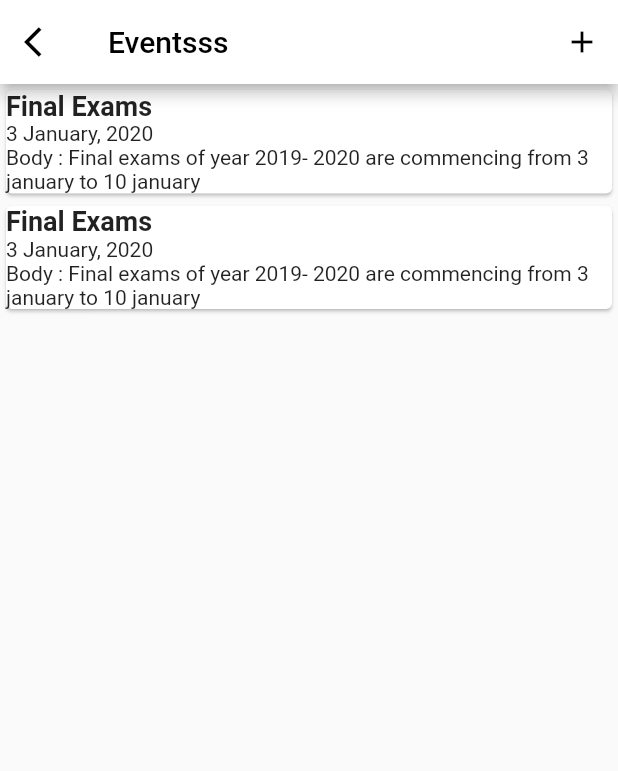
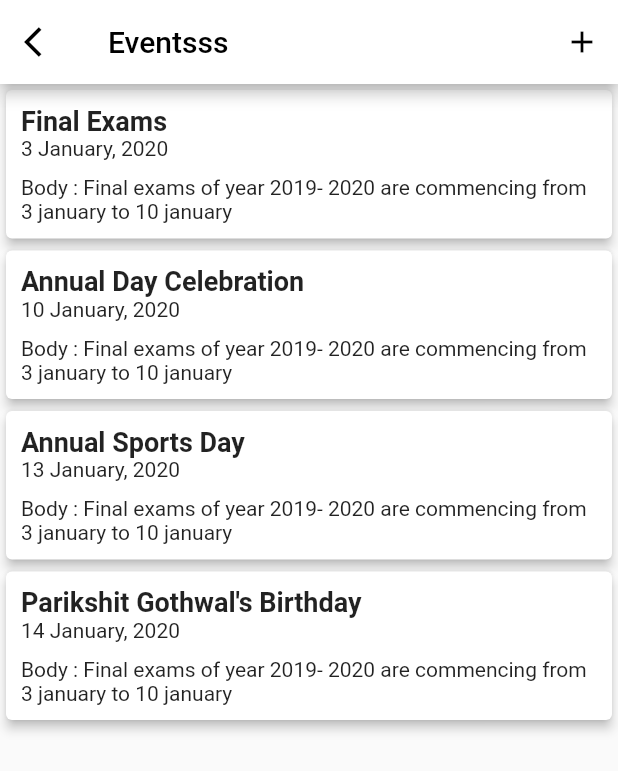
Before and after one commit to parikshitg/flutter_teacher_app, a Flutter app: the EventsHomeScreen screen opened by its route, on a phone screen of 412 x 824 dp. Shown: the top 771 px of the screen. Run offline on Flutter 3.47's test engine with Material 2 defaults, Android fonts, the light colour scheme and no system bars; our stand-ins replace flutter_vector_icons, font_awesome_flutter, image_picker.

Commit message:
events homepage

```diff
--- a/lib/screens/events/events_homescreen.dart
+++ b/lib/screens/events/events_homescreen.dart
@@ -32,24 +32,62 @@ class _EventsHomeScreenState extends State<EventsHomeScreen> {
             ),
           */
           Card(
+            elevation: 3.0,
+            child: Padding(
+              padding: const EdgeInsets.all(10.0),
               child: Column(
                 crossAxisAlignment: CrossAxisAlignment.start,
                 children: <Widget>[
                   Text('Final Exams', style: TextStyle(fontWeight: FontWeight.w600, fontSize: 18.0),),
                   Text('3 January, 2020'),
+                  SizedBox(height:10.0),
                   Text('Body : Final exams of year 2019- 2020 are commencing from 3 january to 10 january'),
                 ],
               ),
             ),
+          ),
           Card(
+            elevation: 3.0,
+            child: Padding(
+              padding: const EdgeInsets.all(10.0),
               child: Column(
                 crossAxisAlignment: CrossAxisAlignment.start,
                 children: <Widget>[
-                Text('Final Exams', style: TextStyle(fontWeight: FontWeight.w600, fontSize: 18.0),),
-                Text('3 January, 2020'),
+                  Text('Annual Day Celebration', style: TextStyle(fontWeight: FontWeight.w600, fontSize: 18.0),),
+                  Text('10 January, 2020'),
+                  SizedBox(height:10.0),
                   Text('Body : Final exams of year 2019- 2020 are commencing from 3 january to 10 january'),
                 ],
               ),
+            ),
+          ),
+          Card(
+            elevation: 3.0,
+            child: Padding(
+              padding: const EdgeInsets.all(10.0),
+              child: Column(
+                crossAxisAlignment: CrossAxisAlignment.start,
+                children: <Widget>[
+                  Text('Annual Sports Day', style: TextStyle(fontWeight: FontWeight.w600, fontSize: 18.0),),
+                  Text('13 January, 2020'),
+                  SizedBox(height:10.0),
+                  Text('Body : Final exams of year 2019- 2020 are commencing from 3 january to 10 january'),
+                ],
+              ),
+            ),
+          ),
+          Card(
+            elevation: 3.0,
+            child: Padding(padding: EdgeInsets.all(10.0),
+            child: Column(
+              crossAxisAlignment: CrossAxisAlignment.start,
+              children: <Widget>[
+                Text('Parikshit Gothwal\'s Birthday', style: TextStyle(fontWeight: FontWeight.w600, fontSize: 18.0),),
+                Text('14 January, 2020'),
+                SizedBox(height: 10.0),
+                  Text('Body : Final exams of year 2019- 2020 are commencing from 3 january to 10 january'),
+              ],
+            ),),
           ),
         ],
       ),
```
Lines whose indentation alone changed are shown as unchanged.
